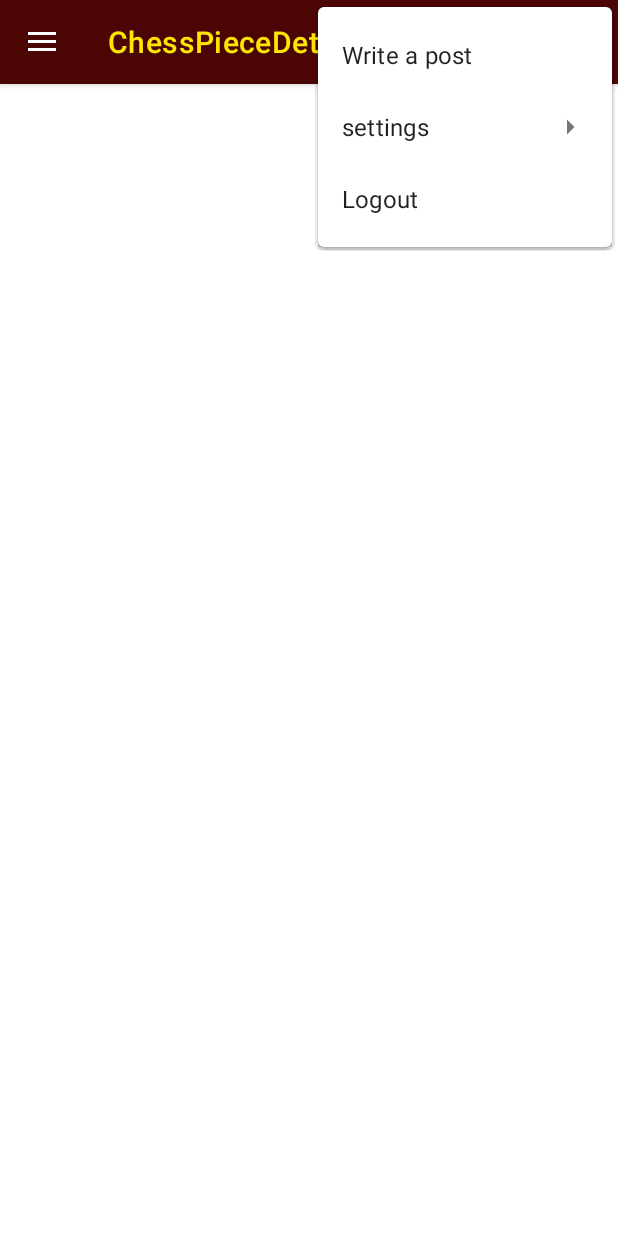
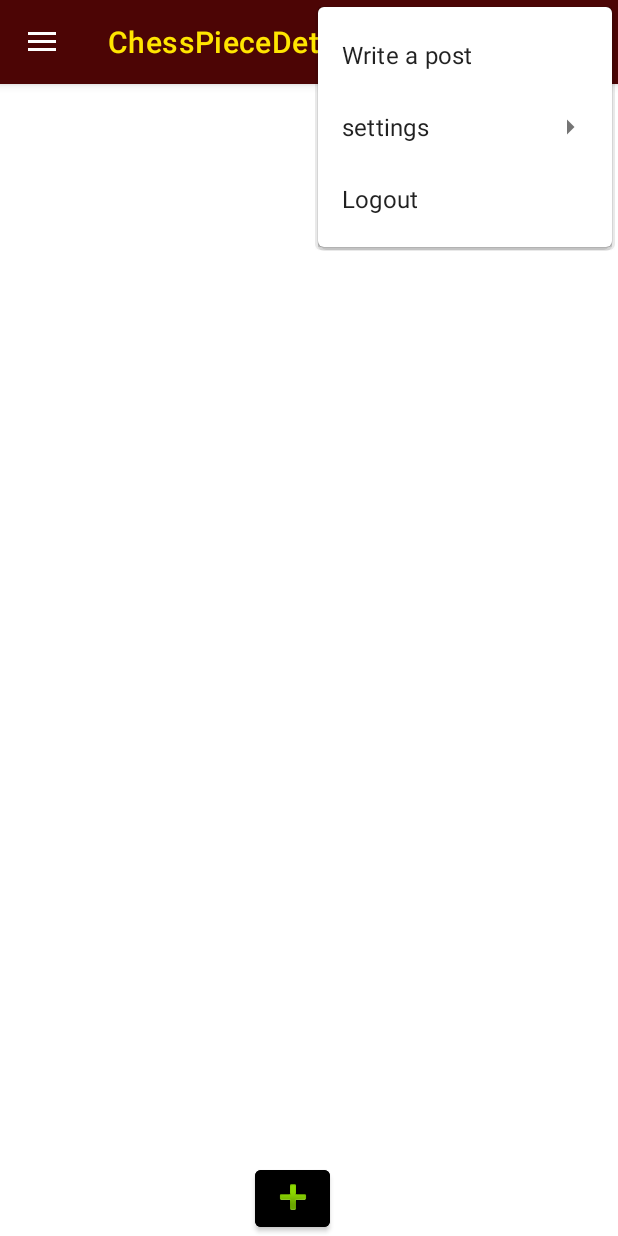
Before and after one commit to mohaimensark/ChessPieceDetection, an Android app: the LandingPage screen opened directly, with no data from a screen before it, with the options menu open, on a phone screen of 412 x 824 dp. Run offline under Robolectric (Android 15) with nearby library versions, the phone set to English and light mode, and no system bars; our stand-ins replace CircleImageView, Firebase (no records; nobody signed in at launch, a user with empty details on screens opened directly); libraries missing offline, so code that uses them is left out: org.checkerframework.checker; Roboto replaces fonts that are not available here.

Commit message:
Modified with session

```diff
--- a/app/src/main/java/com/example/chessdetection/CommentActivity.java
+++ b/app/src/main/java/com/example/chessdetection/CommentActivity.java
@@ -38,12 +38,14 @@ public class CommentActivity extends AppCompatActivity {
         super.onCreate(savedInstanceState);
         activityCommentBinding = ActivityCommentBinding.inflate(getLayoutInflater());
         setContentView(activityCommentBinding.getRoot());
-        getSupportActionBar().setTitle("Comment");
+        //getSupportActionBar().setTitle("Comment");
 
 
         postKey=getIntent().getStringExtra("postKey");
 
-        userRef = FirebaseDatabase.getInstance().getReference().child("Users");
+        Toast.makeText(this, postKey, Toast.LENGTH_SHORT).show();
+
+        userRef = FirebaseDatabase.getInstance().getReference().child("Users_new");
         commentRef=FirebaseDatabase.getInstance().getReference().child("Posts").child(postKey).child("comments");
 
         FirebaseUser firebaseUser = FirebaseAuth.getInstance().getCurrentUser();
--- a/app/src/main/java/com/example/chessdetection/LandingPage.java
+++ b/app/src/main/java/com/example/chessdetection/LandingPage.java
@@ -10,41 +10,19 @@ import androidx.drawerlayout.widget.DrawerLayout;
 import androidx.recyclerview.widget.LinearLayoutManager;
 
 import android.content.Intent;
-import android.net.Uri;
 import android.os.Bundle;
-import android.text.Editable;
-import android.text.TextWatcher;
-import android.util.Log;
-import android.view.KeyEvent;
-import android.view.LayoutInflater;
 import android.view.Menu;
 import android.view.MenuInflater;
 import android.view.MenuItem;
 import android.view.View;
-import android.view.ViewGroup;
-import android.view.WindowManager;
-import android.view.inputmethod.EditorInfo;
 import android.widget.EditText;
 import android.widget.TextView;
 import android.widget.Toast;
 
 
-import com.android.volley.AuthFailureError;
-import com.android.volley.Request;
-import com.android.volley.RequestQueue;
-import com.android.volley.Response;
-import com.android.volley.RetryPolicy;
-import com.android.volley.VolleyError;
-import com.android.volley.toolbox.JsonObjectRequest;
-import com.android.volley.toolbox.Volley;
-import com.bumptech.glide.Glide;
 import com.example.chessdetection.databinding.ActivityLandingPageBinding;
-import com.example.chessdetection.databinding.ActivityRegisterBinding;
 import com.firebase.ui.database.FirebaseRecyclerOptions;
-import com.google.android.gms.tasks.OnFailureListener;
-import com.google.android.gms.tasks.OnSuccessListener;
 import com.google.android.material.navigation.NavigationView;
-import com.google.android.material.textfield.TextInputEditText;
 import com.google.firebase.auth.FirebaseAuth;
 import com.google.firebase.auth.FirebaseUser;
 import com.google.firebase.database.DatabaseReference;
@@ -54,18 +32,13 @@ import com.google.firebase.storage.FirebaseStorage;
 import com.google.firebase.storage.StorageReference;
 
 import org.checkerframework.checker.nullness.qual.NonNull;
-import org.json.JSONException;
-import org.json.JSONObject;
-
-import java.util.HashMap;
-import java.util.Map;
 
 import de.hdodenhof.circleimageview.CircleImageView;
 
 public class LandingPage extends AppCompatActivity {
 
     Toolbar toolbar1;
-    DrawerLayout drawerLayout;
+    DrawerLayout drawerLayout,drawerLayout2;
     MenuView.ItemView itemView;
     NavigationView navigationView;
     ActivityLandingPageBinding binding;
@@ -98,14 +71,13 @@ public class LandingPage extends AppCompatActivity {
         binding = ActivityLandingPageBinding.inflate(getLayoutInflater());
         setContentView(binding.getRoot());
 
-
-
         //Toast.makeText(this, "This is landing page", Toast.LENGTH_SHORT).show();
         Toolbar toolbar = (Toolbar) findViewById(R.id.toolBar);
         setSupportActionBar(toolbar);
 
         nav = (NavigationView) findViewById(R.id.navigation_view);
         drawerLayout = (DrawerLayout) findViewById(R.id.drawerlayout);
+
 
         toggle = new ActionBarDrawerToggle(this, drawerLayout, toolbar, R.string.open, R.string.close);
         drawerLayout.addDrawerListener(toggle);
@@ -116,46 +88,22 @@ public class LandingPage extends AppCompatActivity {
 
         img = findViewById(R.id.profile_image);
 
+        binding.Write.setOnClickListener(new View.OnClickListener() {
+            @Override
+            public void onClick(View view) {
+
+                Intent intent = new Intent(LandingPage.this, WritePost.class);
+                startActivity(intent);
+
+            }
+        });
 
 
-//        MenuInflater inflater = getMenuInflater();
-//        // LayoutInflater layoutInflater= getLayoutInflater();
-//        // layoutInflater.inflate(R.menu.nevigation_menu, (ViewGroup) menu);
-//        inflater.inflate(R.menu.settings_menu);
 
-//        StorageReference dc = storage.getReference().child("User").child(firebaseAuth.getCurrentUser().getUid());
-//
-//        dc.getDownloadUrl().addOnSuccessListener(new OnSuccessListener<Uri>() {
-//            @Override
-//            public void onSuccess(Uri uri) {
-//
-//                Glide
-//                        .with(LandingPage.this)
-//                        .load(uri) // the uri you got from Firebase
-//                        .into(img); //Your imageView variable
-//                //   Toast.makeText(ProfileActivity.this, "Success", Toast.LENGTH_SHORT).show();
-//            }
-//        }).addOnFailureListener(new OnFailureListener() {
-//            @Override
-//            public void onFailure(@androidx.annotation.NonNull Exception e) {
-//                Toast.makeText(LandingPage.this, e.getMessage(), Toast.LENGTH_SHORT).show();
-//            }
-//        });
 
-        // Logout
-//        binding.logout.setOnClickListener(new View.OnClickListener() {
-//            @Override
-//            public void onClick(View v) {
-//                FirebaseAuth.getInstance().signOut();
-//                Toast.makeText(LandingPage.this, "Logged out", Toast.LENGTH_SHORT).show();
-//                startActivity(new Intent(LandingPage.this,MainActivity.class));
-//                finish();
-//            }
-//        });
 
-        nav.setNavigationItemSelectedListener(new NavigationView.OnNavigationItemSelectedListener() {
-            @Override
-            public boolean onNavigationItemSelected(@NonNull MenuItem menuItem) {
+        nav.setNavigationItemSelectedListener(menuItem -> {
+
             switch (menuItem.getItemId()) {
                 case R.id.navi_android:
                     Toast.makeText(getApplicationContext(), "Let's detect chess piece", Toast.LENGTH_LONG).show();
@@ -172,11 +120,6 @@ public class LandingPage extends AppCompatActivity {
                     break;
 
 
-//                    case R.id.gsap :
-//                        Toast.makeText(getApplicationContext(),"Enjoy gsap animation.",Toast.LENGTH_LONG).show();
-//                        drawerLayout.closeDrawer(GravityCompat.START);
-//                        break;
-
                 case R.id.logout:
                     FirebaseAuth.getInstance().signOut();
                     Toast.makeText(LandingPage.this, "Logged out", Toast.LENGTH_SHORT).show();
@@ -186,6 +129,9 @@ public class LandingPage extends AppCompatActivity {
 
                 case R.id.profileLink:
                     startActivity(new Intent(LandingPage.this, ProfileActivity.class));
+
+                case R.id.rate:
+                    startActivity(new Intent(LandingPage.this, RatingActivity.class));
                     break;
                 case R.id.youtube:
                     startActivity(new Intent(LandingPage.this, Youtube.class));
@@ -199,8 +145,9 @@ public class LandingPage extends AppCompatActivity {
             }
 
             return true;
-            }
         });
+
+
 
 
 
@@ -215,27 +162,6 @@ public class LandingPage extends AppCompatActivity {
 
         binding.recyclerViewID.setAdapter(listItemAdapter);
 
-//        toolbar1=findViewById(R.id.toolBar);
-//        itemView = findViewById(R.id.navi_android);
-//
-//        setSupportActionBar(toolbar1);
-//        this.getWindow().setFlags(WindowManager.LayoutParams.FLAG_FULLSCREEN,
-//                WindowManager.LayoutParams.FLAG_FULLSCREEN);
-//        drawerLayout=findViewById(R.id.drawerlayout);
-//        ActionBarDrawerToggle toggle=new ActionBarDrawerToggle(this,drawerLayout,toolbar1,R.string.detect,R.string.close);
-//        drawerLayout.addDrawerListener(toggle);
-//
-//        toggle.syncState();
-//
-//        navigationView=findViewById(R.id.navigation_view);
-//     //   navigationView.setNavigationItemSelectedListener((NavigationView.OnNavigationItemSelectedListener) this);
-
-
-        // Working of post started from here
-
-
-
-
 
 
     }
@@ -243,8 +169,6 @@ public class LandingPage extends AppCompatActivity {
     @Override
     public boolean onCreateOptionsMenu(Menu menu) {
         MenuInflater inflater = getMenuInflater();
-       // LayoutInflater layoutInflater= getLayoutInflater();
-       // layoutInflater.inflate(R.menu.nevigation_menu, (ViewGroup) menu);
         inflater.inflate(R.menu.settings_menu, menu);
         return true;
     }
@@ -289,6 +213,60 @@ public class LandingPage extends AppCompatActivity {
         }
         listItemAdapter.startListening();
     }
+
+
+}
+
+
+
+//        StorageReference dc = storage.getReference().child("User").child(firebaseAuth.getCurrentUser().getUid());
+//
+//        dc.getDownloadUrl().addOnSuccessListener(new OnSuccessListener<Uri>() {
+//            @Override
+//            public void onSuccess(Uri uri) {
+//
+//                Glide
+//                        .with(LandingPage.this)
+//                        .load(uri) // the uri you got from Firebase
+//                        .into(img); //Your imageView variable
+//                //   Toast.makeText(ProfileActivity.this, "Success", Toast.LENGTH_SHORT).show();
+//            }
+//        }).addOnFailureListener(new OnFailureListener() {
+//            @Override
+//            public void onFailure(@androidx.annotation.NonNull Exception e) {
+//                Toast.makeText(LandingPage.this, e.getMessage(), Toast.LENGTH_SHORT).show();
+//            }
+//        });
+
+// Logout
+//        binding.logout.setOnClickListener(new View.OnClickListener() {
+//            @Override
+//            public void onClick(View v) {
+//                FirebaseAuth.getInstance().signOut();
+//                Toast.makeText(LandingPage.this, "Logged out", Toast.LENGTH_SHORT).show();
+//                startActivity(new Intent(LandingPage.this,MainActivity.class));
+//                finish();
+//            }
+//        });
+
+//        toolbar1=findViewById(R.id.toolBar);
+//        itemView = findViewById(R.id.navi_android);
+//
+//        setSupportActionBar(toolbar1);
+//        this.getWindow().setFlags(WindowManager.LayoutParams.FLAG_FULLSCREEN,
+//                WindowManager.LayoutParams.FLAG_FULLSCREEN);
+//        drawerLayout=findViewById(R.id.drawerlayout);
+//        ActionBarDrawerToggle toggle=new ActionBarDrawerToggle(this,drawerLayout,toolbar1,R.string.detect,R.string.close);
+//        drawerLayout.addDrawerListener(toggle);
+//
+//        toggle.syncState();
+//
+//        navigationView=findViewById(R.id.navigation_view);
+//     //   navigationView.setNavigationItemSelectedListener((NavigationView.OnNavigationItemSelectedListener) this);
+
+
+// Working of post started from here
+
 
 //    public boolean onNavigationItemSelected(@NonNull MenuItem menuItem) {
 //        switch (menuItem.getItemId()) {
@@ -350,6 +328,3 @@ public class LandingPage extends AppCompatActivity {
 //        drawerLayout.closeDrawer(GravityCompat.START);
 //        return false;
 //    }
-
-
-}
--- a/app/src/main/res/layout/activity_landing_page.xml
+++ b/app/src/main/res/layout/activity_landing_page.xml
@@ -1,85 +1,57 @@
 <?xml version="1.0" encoding="utf-8"?>
-<androidx.drawerlayout.widget.DrawerLayout xmlns:android="http://schemas.android.com/apk/res/android"
+<androidx.drawerlayout.widget.DrawerLayout
+    xmlns:android="http://schemas.android.com/apk/res/android"
     xmlns:app="http://schemas.android.com/apk/res-auto"
     xmlns:tools="http://schemas.android.com/tools"
+    android:id="@+id/drawerlayout"
     android:layout_width="match_parent"
-    android:layout_marginTop="20dp"
-    android:id="@+id/drawerlayout"
+    android:layout_height="match_parent"
     android:fitsSystemWindows="true"
-    tools:openDrawer="start"
-    android:layout_height="match_parent"
     android:background="@color/white"
-    tools:context=".LandingPage">
+    tools:openDrawer="start">
 
+    <!-- Main content -->
     <LinearLayout
         android:layout_width="match_parent"
         android:layout_height="match_parent"
         android:orientation="vertical">
+
+        <!-- Toolbar -->
         <androidx.appcompat.widget.Toolbar
+            android:id="@+id/toolBar"
             android:layout_width="match_parent"
             android:layout_height="?attr/actionBarSize"
             android:background="#4C0505"
-            android:id="@+id/toolBar"
             android:theme="@style/ThemeOverlay.AppCompat.Dark.ActionBar"
             app:popupTheme="@style/ThemeOverlay.AppCompat.Light"
             app:titleTextColor="#FFE500"
-            android:elevation="4dp">
+            android:elevation="4dp" />
 
+        <!-- RecyclerView -->
+        <androidx.recyclerview.widget.RecyclerView
+            android:id="@+id/recyclerViewID"
+            android:layout_width="match_parent"
+            android:layout_height="wrap_content"
+            android:layout_weight="01" />
 
-        </androidx.appcompat.widget.Toolbar>
+        <!-- Write Button -->
+        <Button
+            android:id="@+id/Write"
+            android:layout_width="50dp"
+            android:layout_height="50dp"
+            android:layout_gravity="bottom"
+            android:layout_marginLeft="170dp"
 
-
-
-
-
+            android:backgroundTint="@color/black"
+            android:drawableBottom="@android:drawable/ic_input_add" />
     </LinearLayout>
 
-
-
-<!--    <TextView-->
-<!--        android:layout_width="wrap_content"-->
-<!--        android:layout_height="wrap_content"-->
-<!--        android:text="Let's know about chess"-->
-<!--        android:layout_marginTop="180dp"-->
-<!--        android:textSize="30dp"-->
-<!--        android:textColor="@color/purple_700"-->
-<!--        android:layout_marginLeft="55dp"-->
-<!--        />-->
-    <!--        app:headerLayout="@layout/navigation_header"-->
+    <!-- Navigation Drawer -->
     <com.google.android.material.navigation.NavigationView
+        android:id="@+id/navigation_view"
         android:layout_width="wrap_content"
         android:layout_height="match_parent"
         android:layout_gravity="start"
-        android:layout_marginTop="25dp"
-
-        app:menu="@menu/nevigation_menu"
-        android:id="@+id/navigation_view">
-
-    </com.google.android.material.navigation.NavigationView>
-
-
-
-
-
-
-    <LinearLayout
-        android:layout_width="match_parent"
-        android:layout_height="match_parent"
-        android:orientation="vertical"
-        android:paddingTop="55dp"
-        >
-        <androidx.recyclerview.widget.RecyclerView
-
-            android:id="@+id/recyclerViewID"
-            android:layout_width="match_parent"
-            android:layout_height="match_parent"
-            >
-
-        </androidx.recyclerview.widget.RecyclerView>
-
-
-
-
-    </LinearLayout>
+        app:menu="@menu/nevigation_menu" />
 
 </androidx.drawerlayout.widget.DrawerLayout>
--- a/app/src/main/res/menu/nevigation_menu.xml
+++ b/app/src/main/res/menu/nevigation_menu.xml
@@ -4,7 +4,7 @@
 
         <item android:id="@+id/profileLink"
             android:title="Profile"
-            android:icon="@drawable/ic_portablejim_chess"
+            android:icon="@drawable/ic_person_24"
             />
 
         <item android:id="@+id/navi_android"
@@ -14,11 +14,11 @@
 
         <item android:id="@+id/location"
             android:title="Know your location"
-            android:icon="@android:drawable/ic_dialog_email"
+            android:icon="@drawable/ic_location_on_24"
             />
         <item android:id="@+id/youtube"
             android:title="See youtube video"
-            android:icon="@drawable/ic_portablejim_chess"
+            android:icon="@android:drawable/ic_media_play"
             />
         <item android:id="@+id/phoneVerify"
             android:title="Verify your phone no"
@@ -36,14 +36,7 @@
         >
 
         <menu>
-<!--            <item android:id="@+id/gsap"-->
-<!--                android:title="@string/see_gsap_animation"-->
-<!--                android:icon="@android:drawable/ic_menu_share"-->
-<!--                />-->
 
-<!--            <item android:id="@+id/navi_send"-->
-<!--                android:icon="@android:drawable/ic_menu_send"-->
-<!--                android:title="@string/send"/>-->
 
             <item android:id="@+id/setting"
                 android:icon="@android:drawable/ic_menu_manage"
@@ -60,7 +53,7 @@
                 android:title="Historical player"/>
 
             <item android:id="@+id/rate"
-                android:icon="@drawable/ic_person_24"
+                android:icon="@android:drawable/btn_star_big_on"
                 android:title="Rate Us"/>
 
 
@@ -68,15 +61,6 @@
                 android:icon="@android:drawable/presence_busy"
                 android:title="@string/log_out"/>
 
-            <item
-                android:id="@+id/gotoClassify"
-                android:title="Write a post"
-
-                />
-
-
-
-
         </menu>
 
     </item>
```
Lines whose indentation alone changed are shown as unchanged.
